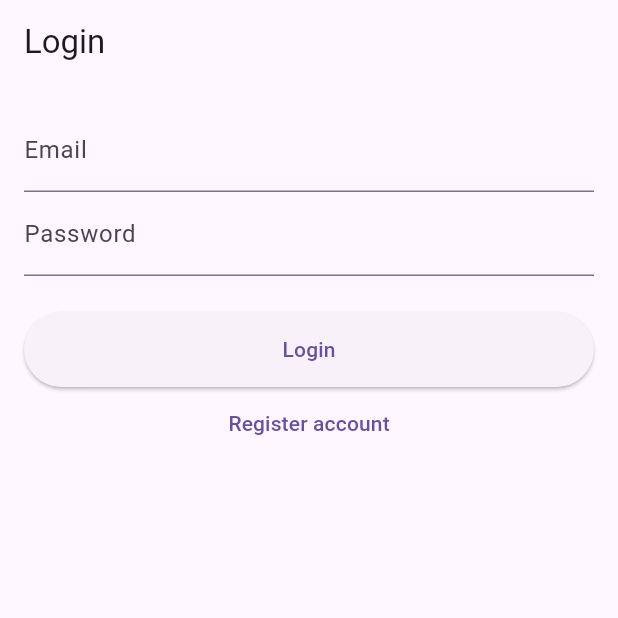
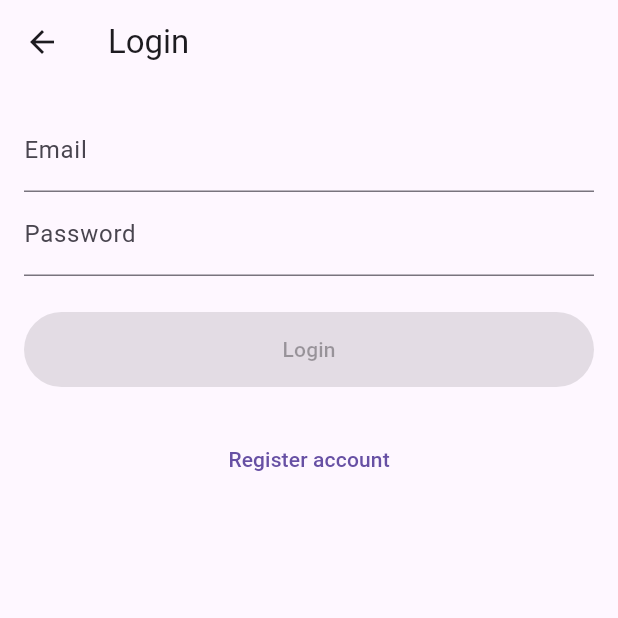
Before and after one commit to HiRustem/wish_list_client, a Flutter app: the screen it shows after launch, on a phone screen of 412 x 824 dp, the top half of it. Run offline on Flutter 3.47's test engine with Material 3 defaults, Android fonts, the phone set to English and light mode, and no system bars; our stand-ins replace flutter_dotenv, shared_preferences; accounts and stored records are empty.

Commit message:
feat: added authorization and home screens

```diff
--- a/lib/main.dart
+++ b/lib/main.dart
@@ -4,6 +4,8 @@
 import 'package:wish_list_client/providers/user_provider.dart';
 import 'package:wish_list_client/screens/home_screen.dart';
 import 'package:wish_list_client/screens/login_screen.dart';
+import 'package:wish_list_client/screens/profile_screen.dart';
+import 'package:wish_list_client/screens/register_screen.dart';
 import 'package:wish_list_client/screens/splash_screen.dart';
 import 'package:wish_list_client/utils/shared_prefs.dart';
 
@@ -39,6 +41,13 @@
           }
         },
       ),
+      initialRoute: '/splash',
+      routes: {
+        '/splash': (context) => SplashScreen(),
+        '/login': (context) => LoginScreen(),
+        '/register': (context) => RegisterScreen(),
+        '/home': (context) => HomeScreen(),
+      },
     );
   }
 
--- a/lib/models/user_model.dart
+++ b/lib/models/user_model.dart
@@ -3,14 +3,12 @@
   final String email;
   final String? nickname;
   final String? avatar;
-  final String token;
 
   UserModel({
     required this.id,
     required this.email,
     this.nickname,
     this.avatar,
-    required this.token,
   });
 
   factory UserModel.fromJson(Map<String, dynamic> json) {
@@ -19,7 +17,6 @@
       email: json['email'],
       nickname: json['nickname'],
       avatar: json['avatar'],
-      token: json['token'],
     );
   }
 }
--- a/lib/screens/login_screen.dart
+++ b/lib/screens/login_screen.dart
@@ -1,6 +1,7 @@
 // screens/login_screen.dart
 import 'package:flutter/material.dart';
 import 'package:provider/provider.dart';
+import 'package:wish_list_client/screens/home_screen.dart';
 import 'package:wish_list_client/screens/register_screen.dart';
 import '../providers/user_provider.dart';
 
@@ -22,14 +23,19 @@
         _passwordController.text.isNotEmpty;
   }
 
-  Future<void> _login(UserProvider userProvider, BuildContext context) async {
+  Future<void> _login() async {
+    final userProvider = Provider.of<UserProvider>(context, listen: false);
+
     setState(() {
       _isLoading = true;
     });
 
     try {
       await userProvider.login(_emailController.text, _passwordController.text);
-      Navigator.pushReplacementNamed(context, '/home');
+      Navigator.pushReplacement(
+        context,
+        MaterialPageRoute(builder: (context) => HomeScreen()),
+      );
     } catch (e) {
       ScaffoldMessenger.of(
         context,
@@ -43,8 +49,6 @@
 
   @override
   Widget build(BuildContext context) {
-    final userProvider = Provider.of<UserProvider>(context);
-
     return Scaffold(
       appBar: AppBar(title: Text('Login')),
       body: Padding(
@@ -54,26 +58,25 @@
             TextField(
               controller: _emailController,
               decoration: InputDecoration(labelText: 'Email'),
+              keyboardType: TextInputType.emailAddress,
+              onChanged: (_) => setState(() {}),
             ),
             TextField(
               controller: _passwordController,
               decoration: InputDecoration(labelText: 'Password'),
               obscureText: true,
+              keyboardType: TextInputType.visiblePassword,
+              onChanged: (_) => setState(() {}),
             ),
             const SizedBox(height: 24),
-            _isLoading
-                ? const CircularProgressIndicator()
-                : ElevatedButton(
-                  onPressed:
-                      () =>
-                          _areFieldsValid
-                              ? _login(userProvider, context)
-                              : null,
-                  style: ElevatedButton.styleFrom(
-                    minimumSize: const Size(double.infinity, 50),
-                  ),
-                  child: Text('Login'),
-                ),
+            ElevatedButton(
+              onPressed: _areFieldsValid ? _login : null,
+              style: ElevatedButton.styleFrom(
+                minimumSize: const Size(double.infinity, 50),
+              ),
+              child: _isLoading ? CircularProgressIndicator() : Text('Login'),
+            ),
+            SizedBox(height: 24),
             TextButton(
               onPressed: () {
                 Navigator.pushReplacement(
--- a/pubspec.yaml
+++ b/pubspec.yaml
@@ -55,6 +55,8 @@
 
 # The following section is specific to Flutter packages.
 flutter:
+  assets:
+    - .env
 
   # The following line ensures that the Material Icons font is
   # included with your application, so that you can use the icons in
```
Also changed, not shown: lib/providers/user_provider.dart (+16 -4 lines), lib/screens/home_screen.dart (+44 -1 lines), lib/screens/register_screen.dart (+29 -26 lines), lib/services/auth_service.dart (+23 -1 lines), lib/services/user_service.dart (+3 -26 lines), 5 other files.
